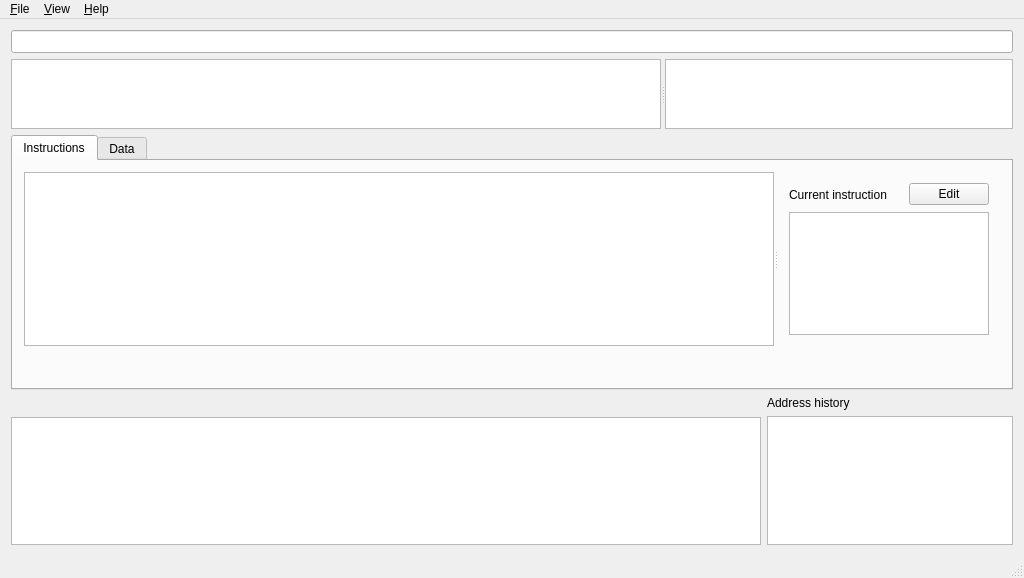
Old version of the form src/qt/emilpro/mainwindow.ui in the repository SimonKagstrom/emilpro.
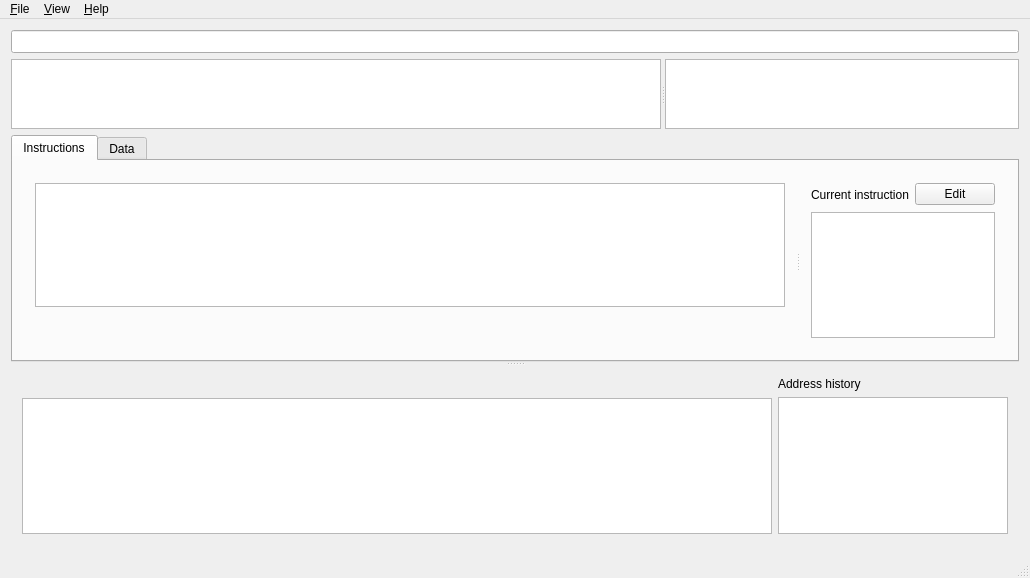
New version of the form.

Commit message: qt gui: Improve insn encoding/current insn alignment a bit

Diff of the .ui file:
```diff
--- a/src/qt/emilpro/mainwindow.ui
+++ b/src/qt/emilpro/mainwindow.ui
@@ -103,8 +103,10 @@
      </layout>
     </item>
     <item row="1" column="0">
-     <layout class="QVBoxLayout" name="verticalLayout_5">
-      <item>
+     <widget class="QSplitter" name="splitter_3">
+      <property name="orientation">
+       <enum>Qt::Vertical</enum>
+      </property>
        <widget class="QTabWidget" name="tabWidget">
         <property name="currentIndex">
          <number>0</number>
@@ -119,6 +121,9 @@
             <property name="orientation">
              <enum>Qt::Horizontal</enum>
             </property>
+           <widget class="QWidget" name="layoutWidget">
+            <layout class="QVBoxLayout" name="verticalLayout_6">
+             <item>
             <widget class="QTableView" name="instructionTableView">
              <property name="minimumSize">
               <size>
@@ -149,6 +154,31 @@
               <bool>false</bool>
              </attribute>
             </widget>
+             </item>
+             <item>
+              <widget class="QWidget" name="instructionEncodingLineEdit" native="true">
+               <property name="sizePolicy">
+                <sizepolicy hsizetype="Expanding" vsizetype="Minimum">
+                 <horstretch>0</horstretch>
+                 <verstretch>0</verstretch>
+                </sizepolicy>
+               </property>
+               <property name="minimumSize">
+                <size>
+                 <width>0</width>
+                 <height>25</height>
+                </size>
+               </property>
+               <property name="baseSize">
+                <size>
+                 <width>0</width>
+                 <height>25</height>
+                </size>
+               </property>
+              </widget>
+             </item>
+            </layout>
+           </widget>
             <widget class="QWidget" name="layoutWidget2">
              <layout class="QVBoxLayout" name="verticalLayout_2">
               <item>
@@ -189,28 +219,6 @@
             </widget>
            </widget>
           </item>
-          <item row="1" column="0">
-           <widget class="QWidget" name="instructionEncodingLineEdit" native="true">
-            <property name="sizePolicy">
-             <sizepolicy hsizetype="Expanding" vsizetype="Minimum">
-              <horstretch>0</horstretch>
-              <verstretch>0</verstretch>
-             </sizepolicy>
-            </property>
-            <property name="minimumSize">
-             <size>
-              <width>0</width>
-              <height>25</height>
-             </size>
-            </property>
-            <property name="baseSize">
-             <size>
-              <width>0</width>
-              <height>25</height>
-             </size>
-            </property>
-           </widget>
-          </item>
          </layout>
         </widget>
         <widget class="QWidget" name="tab_2">
@@ -227,8 +235,7 @@
          </layout>
         </widget>
        </widget>
-      </item>
-      <item>
+      <widget class="QWidget" name="">
        <layout class="QHBoxLayout" name="horizontalLayout_2">
         <item>
          <layout class="QVBoxLayout" name="verticalLayout_4">
@@ -289,8 +296,8 @@
          </layout>
         </item>
        </layout>
-      </item>
-     </layout>
+      </widget>
+     </widget>
     </item>
    </layout>
   </widget>
```
Lines whose indentation alone changed are shown as unchanged.
